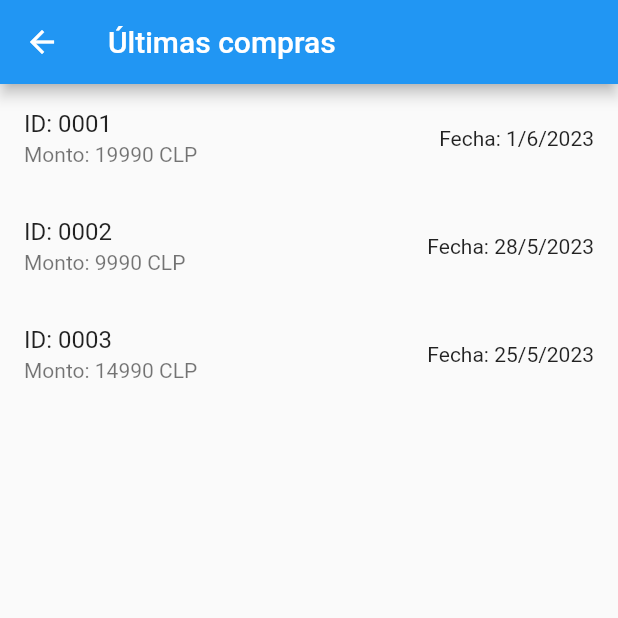
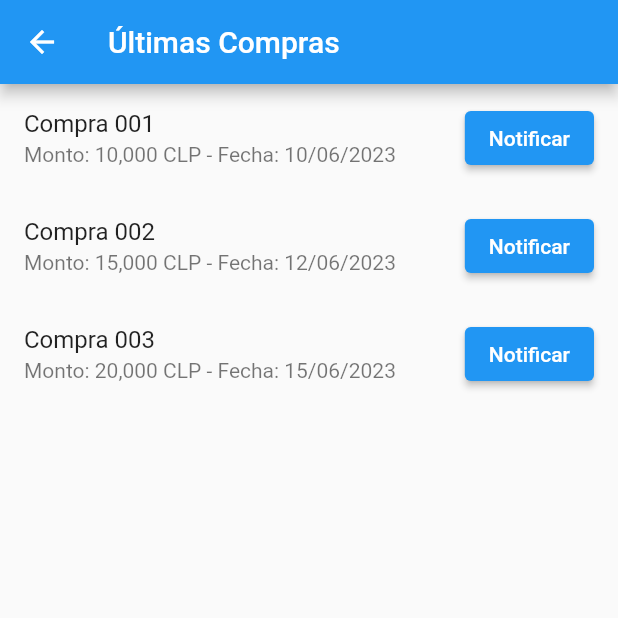
Before and after one commit to Chriiistian/HAF_APP, a Flutter app: the PurchasesPage screen opened by its route, on a phone screen of 412 x 824 dp, the top half of it. Run offline on Flutter 3.47's test engine with Material 2 defaults, Android fonts, the phone set to English and light mode, and no system bars; our stand-ins replace flutter_local_notifications; network calls fail.

Commit message:
update_2-purchases_page-ro
Add order notification to last purchases page

```diff
--- a/lib/purchases_page.dart
+++ b/lib/purchases_page.dart
@@ -1,46 +1,66 @@
 import 'package:flutter/material.dart';
-
-class Purchase {
-  final String id;
-  final double amount;
-  final DateTime date;
-
-  Purchase({required this.id, required this.amount, required this.date});
-}
+import 'package:flutter_local_notifications/flutter_local_notifications.dart';
 
 class PurchasesPage extends StatelessWidget {
-  final List<Purchase> purchases = [
-    Purchase(
-      id: '0001',
-      amount: 19990,
-      date: DateTime(2023, 6, 1),
-    ),
-    Purchase(
-      id: '0002',
-      amount: 9990,
-      date: DateTime(2023, 5, 28),
-    ),
-    Purchase(
-      id: '0003',
-      amount: 14990,
-      date: DateTime(2023, 5, 25),
-    ),
+  final List<Map<String, String>> purchases = [
+    {
+      'id': '001',
+      'amount': '10,000 CLP',
+      'date': '10/06/2023',
+    },
+    {
+      'id': '002',
+      'amount': '15,000 CLP',
+      'date': '12/06/2023',
+    },
+    {
+      'id': '003',
+      'amount': '20,000 CLP',
+      'date': '15/06/2023',
+    },
   ];
+
+  Future<void> showNotification(String purchaseId, String amount, String date) async {
+    const AndroidNotificationDetails androidPlatformChannelSpecifics =
+        AndroidNotificationDetails('channel_id', 'channel_name', channelDescription:"Your description",
+            importance: Importance.max, priority: Priority.high, ticker: 'ticker');
+    const NotificationDetails platformChannelSpecifics =
+        NotificationDetails(android: androidPlatformChannelSpecifics);
+
+    await FlutterLocalNotificationsPlugin().show(
+      0,
+      'Compra Lista',
+      'La compra $purchaseId está lista para retiro.\nMonto: $amount\nFecha: $date',
+      platformChannelSpecifics,
+      payload: 'item id 2',
+    );
+  }
 
   @override
   Widget build(BuildContext context) {
     return Scaffold(
       appBar: AppBar(
-        title: Text('Últimas compras'),
+        title: Text('Últimas Compras'),
       ),
       body: ListView.builder(
         itemCount: purchases.length,
         itemBuilder: (context, index) {
           final purchase = purchases[index];
+          final purchaseId = purchase['id'];
+          final amount = purchase['amount'];
+          final date = purchase['date'];
+
           return ListTile(
-            title: Text('ID: ${purchase.id}'),
-            subtitle: Text('Monto: ${purchase.amount.toStringAsFixed(0)} CLP'),
-            trailing: Text('Fecha: ${purchase.date.day}/${purchase.date.month}/${purchase.date.year}'),
+            title: Text('Compra $purchaseId'),
+            subtitle: Text('Monto: $amount - Fecha: $date'),
+            trailing: ElevatedButton(
+              child: Text('Notificar'),
+              onPressed: () {
+                if (purchaseId != null && amount != null && date != null) {
+                  showNotification(purchaseId, amount, date);
+                }
+              },
+            ),
           );
         },
       ),
--- a/pubspec.yaml
+++ b/pubspec.yaml
@@ -35,6 +35,7 @@ dependencies:
   # The following adds the Cupertino Icons font to your application.
   # Use with the CupertinoIcons class for iOS style icons.
   cupertino_icons: ^1.0.2
+  flutter_local_notifications: ^14.1.1
 
 dev_dependencies:
   flutter_test:
```
Also changed, not shown: lib/main.dart (+9 -1 lines), pubspec.lock, 1 other file.
